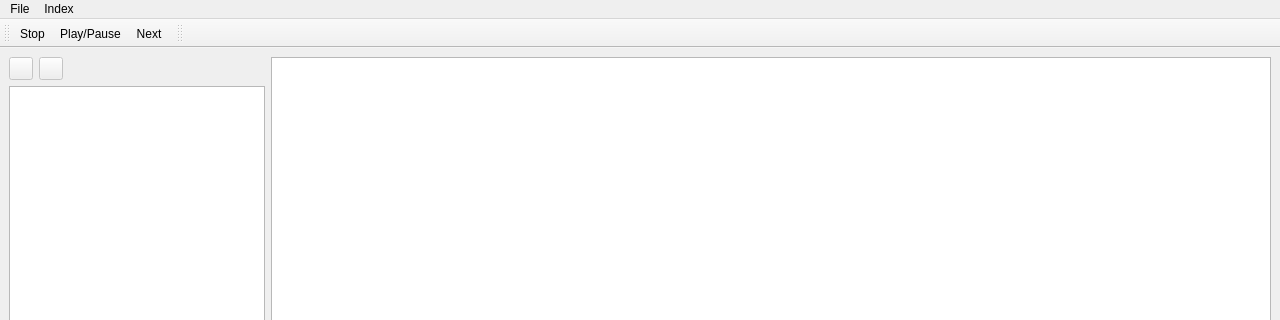
This is qt-client/dmp_client_gui.ui in Roflincopter/dmp as Qt 5 draws it before an edit; both pictures show x 0 to 1280 and y 0 to 320 of the 1280 by 745 pixel window. The edited form follows.
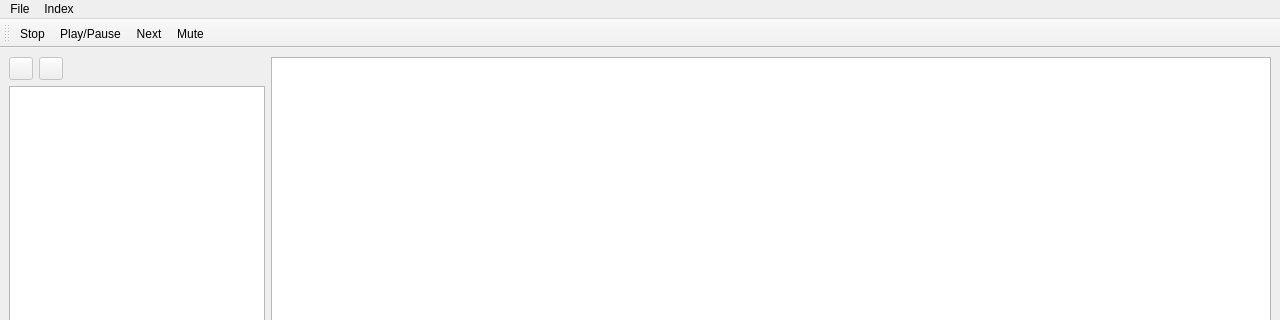
This is the edited form. Custom widgets are drawn as their Qt base class.

Commit message: Added mute functionality.

Diff of the .ui file:
```diff
--- a/qt-client/dmp_client_gui.ui
+++ b/qt-client/dmp_client_gui.ui
@@ -171,17 +171,7 @@
    <addaction name="actionStop"/>
    <addaction name="actionPlay"/>
    <addaction name="actionNext"/>
-  </widget>
-  <widget class="QToolBar" name="toolBar_2">
-   <property name="windowTitle">
-    <string>toolBar_2</string>
-   </property>
-   <attribute name="toolBarArea">
-    <enum>TopToolBarArea</enum>
-   </attribute>
-   <attribute name="toolBarBreak">
-    <bool>false</bool>
-   </attribute>
+   <addaction name="actionMute"/>
   </widget>
   <action name="actionExit">
    <property name="text">
@@ -231,6 +221,17 @@
     <string>Stops the radio</string>
    </property>
   </action>
+  <action name="actionMute">
+   <property name="checkable">
+    <bool>true</bool>
+   </property>
+   <property name="text">
+    <string>Mute</string>
+   </property>
+   <property name="toolTip">
+    <string>Mutes the playback</string>
+   </property>
+  </action>
  </widget>
  <customwidgets>
   <customwidget>
```
Left out of the diff: 49 changed lines with no effect on the pictures. The commit also changes 9 other files.
